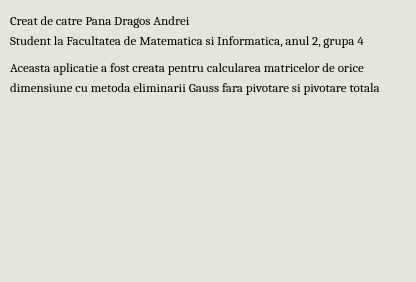
Dragos313/calculator_matrice, file Despre.ui: the form before one commit.
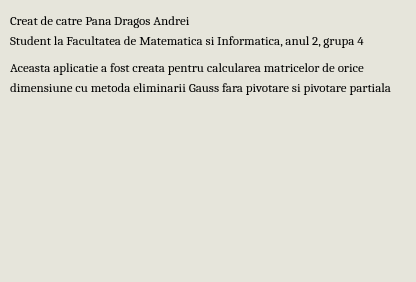
The form after the commit. Icons and pictures are not drawn.

Commit message: adaugare comentarii

Patch:
```diff
--- a/Despre.ui
+++ b/Despre.ui
@@ -502,7 +502,7 @@
     </font>
    </property>
    <property name="text">
-    <string>dimensiune cu metoda eliminarii Gauss fara pivotare si pivotare totala</string>
+    <string>dimensiune cu metoda eliminarii Gauss fara pivotare si pivotare partiala</string>
    </property>
   </widget>
   <widget class="QLabel" name="label_5">
```
The commit also changes 1 other file.
